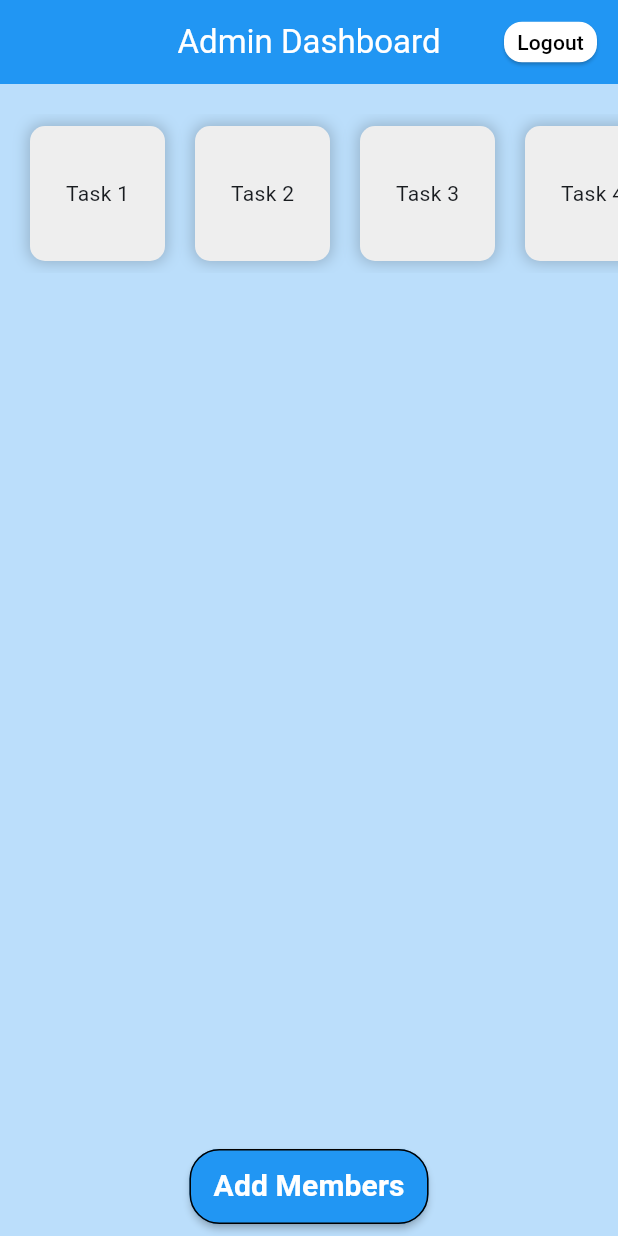
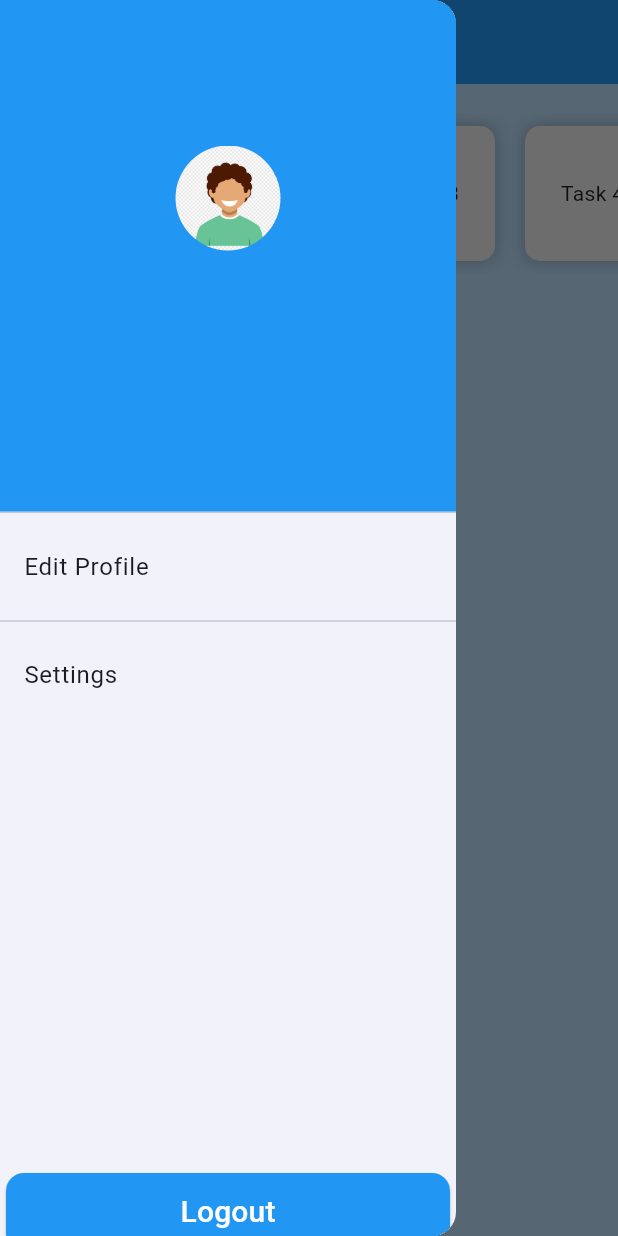
Before and after one commit to rhtmahour/Sales-Module, a Flutter app: the AdminScreen screen opened directly, with the side drawer open (before the commit the screen has no drawer), on a phone screen of 412 x 824 dp. Run offline on Flutter 3.47's test engine with Material 3 defaults, Android fonts, the phone set to English and light mode, and no system bars; our stand-ins replace cloud_firestore, csv, file_picker, firebase_auth, firebase_core, firebase_storage and 1 more; accounts and stored records are empty.

Commit message:
Some changes in the AdminDashboard

```diff
--- a/lib/adminalltask.dart
+++ b/lib/adminalltask.dart
@@ -28,7 +28,7 @@ class _AdminalltaskState extends State<Adminalltask> {
             Navigator.pushReplacement(
               context,
               MaterialPageRoute(
-                builder: (context) => const AdminScreen(),
+                builder: (context) => AdminScreen(),
               ),
             );
           },
--- a/lib/admindashboard.dart
+++ b/lib/admindashboard.dart
@@ -1,13 +1,63 @@
+import 'dart:io';
+
 import 'package:cloud_firestore/cloud_firestore.dart';
 import 'package:firebase_auth/firebase_auth.dart';
+import 'package:firebase_storage/firebase_storage.dart';
 import 'package:flutter/material.dart';
+import 'package:image_picker/image_picker.dart';
 import 'package:sales_module/adminalltask.dart';
 import 'package:sales_module/memberregister.dart';
 import 'package:sales_module/signuppage.dart';
 import 'package:sales_module/userdetail.dart';
 
-class AdminScreen extends StatelessWidget {
+class AdminScreen extends StatefulWidget {
   const AdminScreen({Key? key});
+
+  @override
+  State<AdminScreen> createState() => _AdminScreenState();
+}
+
+class _AdminScreenState extends State<AdminScreen> {
+  final GlobalKey<ScaffoldState> _scaffoldKey = GlobalKey<ScaffoldState>();
+
+  String userEmail = "";
+
+  String name = "";
+
+  String phone = "";
+
+  String? imagePath;
+
+  @override
+  void initState() {
+    super.initState();
+    fetchAgentData();
+  }
+
+  Future<void> fetchAgentData() async {
+    try {
+      final currentUserEmail = FirebaseAuth.instance.currentUser!.email!;
+      final querySnapshot = await FirebaseFirestore.instance
+          .collection('users')
+          .where('email', isEqualTo: currentUserEmail)
+          .where('role', isEqualTo: 'ADMIN')
+          .limit(1)
+          .get();
+
+      if (querySnapshot.docs.isNotEmpty) {
+        final agentData = querySnapshot.docs.first.data();
+        setState(() {
+          name = agentData['name'];
+          userEmail = agentData['email'];
+          phone = agentData['phone'];
+        });
+      } else {
+        print('No document found for current user');
+      }
+    } catch (e) {
+      print('Error fetching agent data: $e');
+    }
+  }
 
   Future<void> _signOut(BuildContext context) async {
     return showDialog<void>(
@@ -42,9 +92,38 @@ class AdminScreen extends StatelessWidget {
     );
   }
 
+  Future<void> _pickImage() async {
+    final picker = ImagePicker();
+    final pickedFile = await picker.pickImage(source: ImageSource.gallery);
+
+    if (pickedFile != null) {
+      final File file = File(pickedFile.path);
+
+      try {
+        // Upload the file to Firebase Storage
+        final firebaseStorageRef = FirebaseStorage.instance
+            .ref()
+            .child('profile_images')
+            .child('agent_profile.jpg');
+        await firebaseStorageRef.putFile(file);
+
+        // Get the download URL
+        final String downloadURL = await firebaseStorageRef.getDownloadURL();
+
+        // Update the imagePath with the download URL
+        setState(() {
+          imagePath = downloadURL;
+        });
+      } catch (e) {
+        print('Error uploading image to Firebase Storage: $e');
+      }
+    }
+  }
+
   @override
   Widget build(BuildContext context) {
     return Scaffold(
+      key: _scaffoldKey,
       backgroundColor: Colors.blue[100],
       appBar: AppBar(
         backgroundColor: Colors.blue,
@@ -54,14 +133,80 @@ class AdminScreen extends StatelessWidget {
           style: TextStyle(color: Colors.white),
         ),
         automaticallyImplyLeading: false,
-        actions: [
-          Padding(
-            padding: const EdgeInsets.only(right: 10),
-            child: SizedBox(
-                height: 35,
-                width: 70,
+        leading: IconButton(
+          icon: const Icon(Icons.menu),
+          onPressed: () {
+            if (_scaffoldKey.currentState != null) {
+              _scaffoldKey.currentState!.openDrawer();
+            }
+          },
+        ),
+      ),
+      drawer: Drawer(
+        child: ListView(
+          padding: EdgeInsets.zero,
+          children: <Widget>[
+            SizedBox(
+              height: 350,
+              width: double.maxFinite,
+              child: DrawerHeader(
+                decoration: const BoxDecoration(
+                  color: Colors.blue,
+                ),
+                child: Column(
+                  mainAxisAlignment: MainAxisAlignment.center,
+                  children: [
+                    GestureDetector(
+                      onTap: _pickImage,
+                      child: Container(
+                        margin: const EdgeInsets.only(bottom: 10),
+                        height: 70,
+                        decoration: BoxDecoration(
+                          shape: BoxShape.circle,
+                          image: DecorationImage(
+                            image: imagePath != null
+                                ? Image.file(File(imagePath!)).image
+                                : const AssetImage(
+                                    'assets/images/user_profile.png'),
+                          ),
+                        ),
+                      ),
+                    ),
+                    Text(
+                      name,
+                      style: const TextStyle(color: Colors.white, fontSize: 20),
+                    ),
+                    Text(
+                      userEmail,
+                      style: const TextStyle(color: Colors.white, fontSize: 15),
+                    ),
+                    Text(
+                      phone,
+                      style: const TextStyle(color: Colors.white, fontSize: 15),
+                    ),
+                  ],
+                ),
+              ),
+            ),
+
+            ListTile(
+              title: const Text('Edit Profile'),
+              onTap: () {
+                // Add your onTap action for the drawer item here
+              },
+            ),
+            const Divider(),
+            ListTile(
+              title: const Text('Settings'),
+              onTap: () {},
+            ),
+            const SizedBox(
+              height: 300,
+            ),
+            SizedBox(
+              height: 60,
               child: Card(
-                  color: Colors.white,
+                color: Colors.blue,
                 child: TextButton(
                   onPressed: () => _signOut(context),
                   style: TextButton.styleFrom(
@@ -71,13 +216,16 @@ class AdminScreen extends StatelessWidget {
                   child: const Text(
                     'Logout',
                     style: TextStyle(
-                        color: Colors.black,
+                      color: Colors.white,
+                      fontSize: 20,
                     ),
                   ),
                 ),
-                )),
               ),
+            ),
+            // Add more ListTile widgets for additional items
           ],
+        ),
       ),
       body: Column(
         children: [
--- a/lib/memberregister.dart
+++ b/lib/memberregister.dart
@@ -49,7 +49,7 @@ class _MemberRegisterState extends State<MemberRegister> {
           onPressed: () {
             Navigator.pushReplacement(
               context,
-              MaterialPageRoute(builder: (context) => const AdminScreen()),
+              MaterialPageRoute(builder: (context) => AdminScreen()),
             );
           },
         ),
@@ -407,8 +407,8 @@ class _MemberRegisterState extends State<MemberRegister> {
           duration: Duration(seconds: 4),
         ),
       );
-      Navigator.pushReplacement(context,
-          MaterialPageRoute(builder: (context) => const AdminScreen()));
+      Navigator.pushReplacement(
+          context, MaterialPageRoute(builder: (context) => AdminScreen()));
     }).catchError((error) {
       ScaffoldMessenger.of(context).showSnackBar(
         SnackBar(
```
Lines whose indentation alone changed are shown as unchanged.
